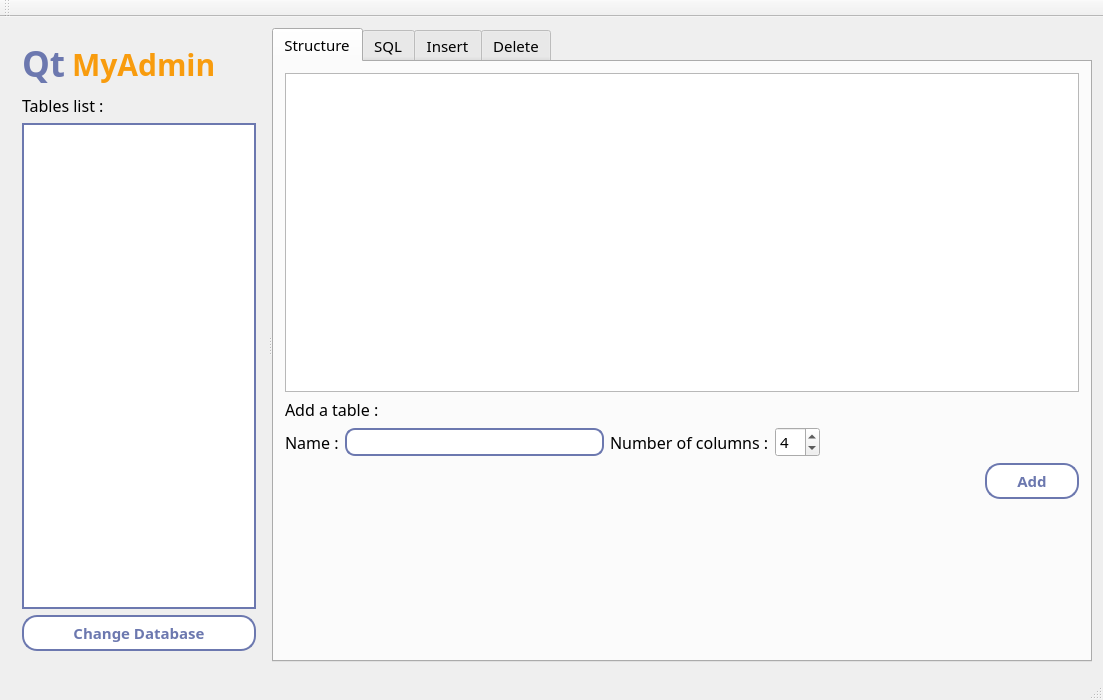
Above: mainwindow.ui from kevinall05/QtMyAdmin_v2 before the change. Below: the same form after it.
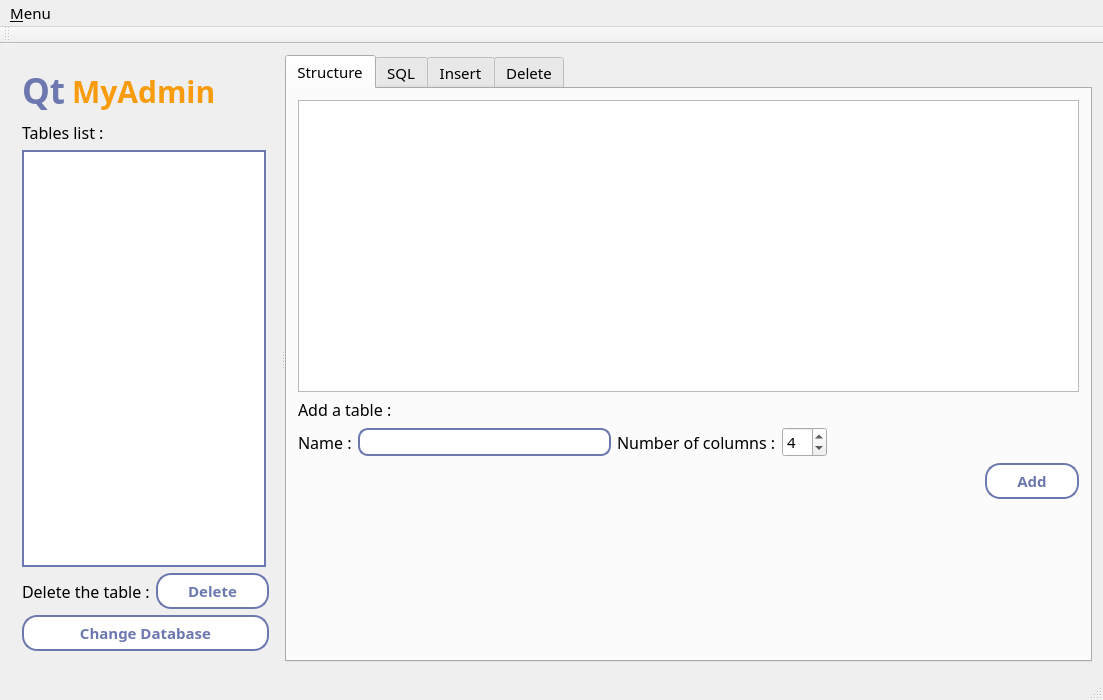
That is the form after the change.

Diff of the .ui file:
```diff
--- a/mainwindow.ui
+++ b/mainwindow.ui
@@ -46,6 +46,10 @@
 
 QLabel {
 font-size: 16px;
+}
+
+QStatusBar {
+color: #343c63;
 }</string>
   </property>
   <widget class="QWidget" name="centralWidget">
@@ -110,7 +114,7 @@
        <bool>true</bool>
       </property>
       <widget class="QWidget" name="verticalLayoutWidget">
-       <layout class="QVBoxLayout" name="verticalLayout_2" stretch="0,0,0,0">
+       <layout class="QVBoxLayout" name="verticalLayout_2" stretch="0,0,0,0,0">
         <property name="sizeConstraint">
          <enum>QLayout::SetDefaultConstraint</enum>
         </property>
@@ -195,12 +199,30 @@
          <widget class="QListWidget" name="listWidgetTablesList">
           <property name="styleSheet">
            <string notr="true">border: 2px solid #6c78af; 
-max-width : 230px;</string>
+max-width : 240px;</string>
           </property>
          </widget>
         </item>
         <item>
-         <widget class="QPushButton" name="pushButton">
+         <layout class="QHBoxLayout" name="horizontalLayout_13">
+          <item>
+           <widget class="QLabel" name="label_9">
+            <property name="text">
+             <string>Delete the table :</string>
+            </property>
+           </widget>
+          </item>
+          <item>
+           <widget class="QPushButton" name="pushButtonDeleteTable">
+            <property name="text">
+             <string>Delete</string>
+            </property>
+           </widget>
+          </item>
+         </layout>
+        </item>
+        <item>
+         <widget class="QPushButton" name="pushButtonChangeDatabase">
           <property name="styleSheet">
            <string notr="true"/>
           </property>
@@ -300,6 +322,9 @@
            </item>
            <item>
             <widget class="QSpinBox" name="spinBoxColumnNumber">
+             <property name="styleSheet">
+              <string notr="true"/>
+             </property>
              <property name="minimum">
               <number>1</number>
              </property>
@@ -629,6 +654,18 @@
      <height>24</height>
     </rect>
    </property>
+   <property name="styleSheet">
+    <string notr="true"/>
+   </property>
+   <widget class="QMenu" name="menu_Close">
+    <property name="title">
+     <string>&amp;Menu</string>
+    </property>
+    <addaction name="action_Close"/>
+    <addaction name="separator"/>
+    <addaction name="actionChange_Database"/>
+   </widget>
+   <addaction name="menu_Close"/>
   </widget>
   <widget class="QToolBar" name="mainToolBar">
    <property name="styleSheet">
```
Left out of the diff: 15 changed lines with no effect on the pictures.
